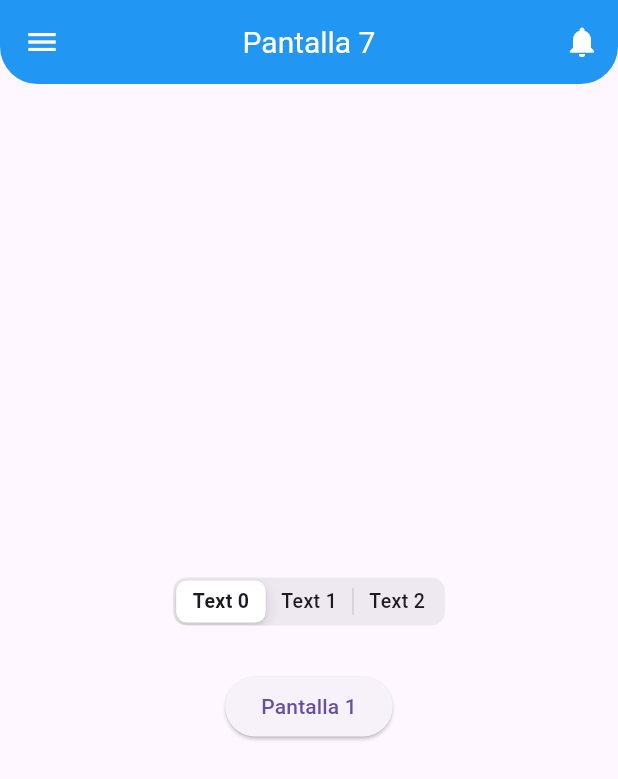
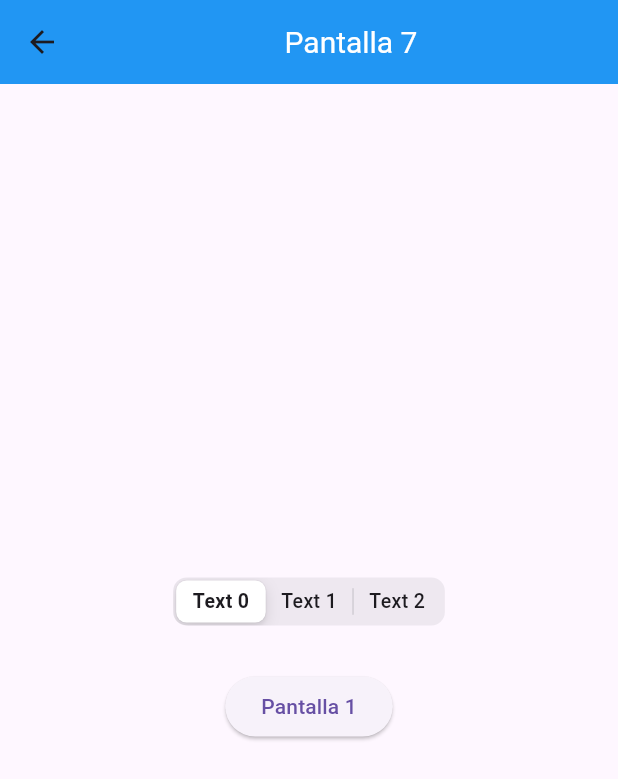
Before and after one commit to David-Salazar-1082/Android_Act_7_1082, a Flutter app: the PantallaSiete screen opened by its route, on a phone screen of 412 x 824 dp. Shown: the top 779 px of the screen. Run offline on Flutter 3.47's test engine with Material 3 defaults, Android fonts, the phone set to English and light mode, and no system bars.

Commit message:
Update pagina_siete.dart
Ejercicio.

```diff
--- a/lib/pagina_siete.dart
+++ b/lib/pagina_siete.dart
@@ -7,43 +7,24 @@ class PantallaSiete extends StatefulWidget {
   const PantallaSiete({Key? key}) : super(key: key);
 
   @override
-  State<PantallaSiete> createState() => _Widget065State();
+  State<PantallaSiete> createState() => _PantallaSieteState();
 }
 
-class _Widget065State extends State<PantallaSiete> {
+class _PantallaSieteState extends State<PantallaSiete> {
   int _sliding = 0;
 
   @override
   Widget build(BuildContext context) {
     return Scaffold(
       appBar: AppBar(
-        backgroundColor: Colors.blue,
-        centerTitle: true,
-        title: const Text(
-          'Pantalla 7',
-          style: TextStyle(
-            color: Colors.white,
-            fontSize: 20.0,
-          ),
-        ),
-        actions: <Widget>[
-          IconButton(
-            icon: const Icon(Icons.notifications, color: Colors.white),
-            onPressed: () {
-              // Acción de notificaciones
-            },
-          ),
-        ],
-        leading: IconButton(
-          icon: const Icon(Icons.menu, color: Colors.white),
-          onPressed: () {
-            // Acción del menú
-          },
-        ),
-        shape: const RoundedRectangleBorder(
-          borderRadius: BorderRadius.only(
-            bottomLeft: Radius.circular(25),
-            bottomRight: Radius.circular(25),
+        backgroundColor: Colors.blue, // Fondo azul
+        title: const Center(
+          child: Text(
+            'Pantalla 7',
+            style: TextStyle(
+              color: Colors.white, // Letra blanca
+              fontSize: 20.0, // Tamaño de la letra 20
+            ),
           ),
         ),
       ),
```
